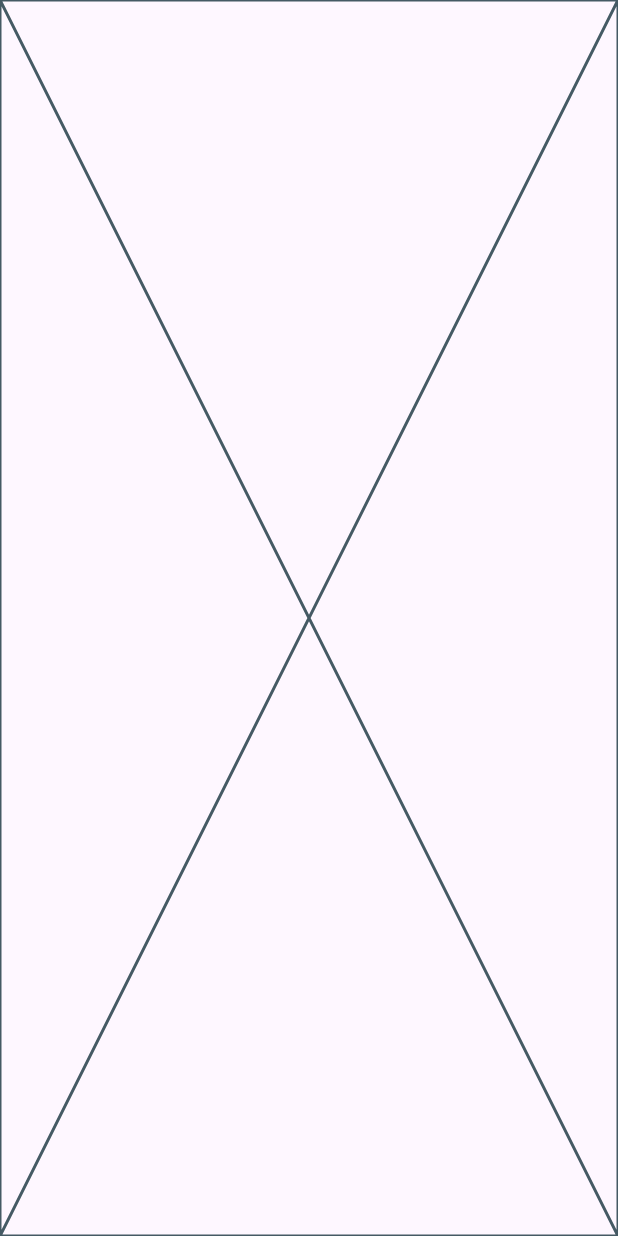
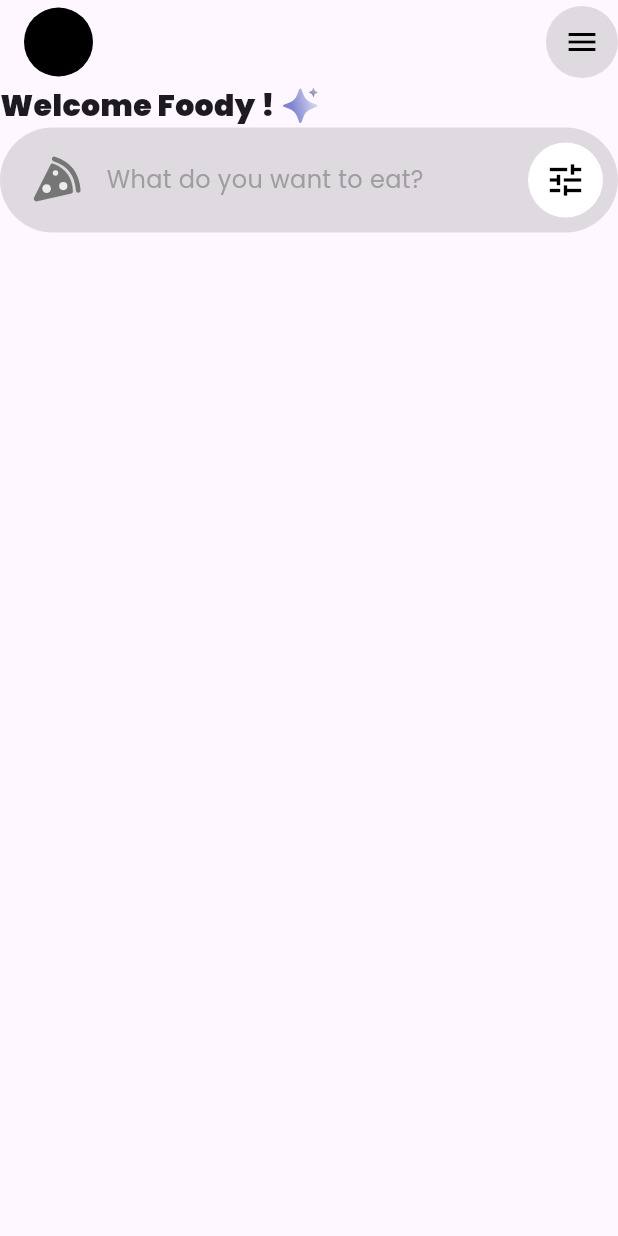
Before and after one commit to Nishan123/Yumm-AI, a Flutter app: the screen it shows after launch, on a phone screen of 412 x 824 dp. Run offline on Flutter 3.47's test engine with Material 3 defaults, Android fonts, the phone set to English and light mode, and no system bars; our stand-ins replace flutter_svg.

Commit message:
Add SVG assets and implement HomeScreen layout with app bar and search functionality
- Added ai_star.svg and pizza_icon.svg assets for UI components.
- Created AppColors and AppTextStyles classes for centralized styling.
- Implemented HomeScreen with a custom AppBar and search bar.
- Developed HomeAppBar widget with a circular avatar and menu icon.
- Designed HomeSearchBar widget with a search prompt and settings icon.
- Added WelcomeText widget to greet users with a title and star icon.

```diff
--- /dev/null
+++ b/lib/core/styles/app_colors.dart
@@ -0,0 +1,6 @@
+import 'package:flutter/material.dart';
+
+class AppColors {
+  static Color blackColor = Colors.black;
+  static Color lightBlackColor = Colors.black12;
+}
--- /dev/null
+++ b/lib/core/styles/app_text_styles.dart
@@ -0,0 +1,8 @@
+import 'package:flutter/widgets.dart';
+
+class AppTextStyles {
+  static const TextStyle title = TextStyle(
+    fontSize: 20,
+    fontWeight: FontWeight.w900,
+  );
+}
--- a/lib/main.dart
+++ b/lib/main.dart
@@ -1,5 +1,5 @@
 import 'package:flutter/material.dart';
-import 'package:yumm_ai/screens/home_screen.dart';
+import 'package:yumm_ai/screens/home/home_screen.dart';
 
 void main() {
   runApp(const MyApp());
@@ -11,6 +11,8 @@ class MyApp extends StatelessWidget {
   @override
   Widget build(BuildContext context) {
     return MaterialApp(
+      theme: ThemeData(fontFamily: "Poppins"),
+      debugShowCheckedModeBanner: false,
       home: HomeScreen(),
     );
   }
--- /dev/null
+++ b/lib/screens/home/home_screen.dart
@@ -0,0 +1,21 @@
+import 'package:flutter/material.dart';
+import 'package:yumm_ai/screens/home/widgets/home_app_bar.dart';
+import 'package:yumm_ai/screens/home/widgets/home_search_bar.dart';
+import 'package:yumm_ai/screens/home/widgets/welcome_text.dart';
+
+class HomeScreen extends StatelessWidget{
+  const HomeScreen({super.key});
+
+  @override
+  Widget build(BuildContext context) {
+    return Scaffold(
+      appBar:HomeAppBar(),
+      body: SafeArea(child: Column(
+        children: [
+          WelcomeText(),
+          HomeSearchBar()
+        ],
+      )),
+    );
+  }
+}
--- /dev/null
+++ b/lib/screens/home/widgets/home_app_bar.dart
@@ -0,0 +1,25 @@
+import 'package:flutter/material.dart';
+import 'package:yumm_ai/core/styles/app_colors.dart';
+
+class HomeAppBar extends StatelessWidget implements PreferredSizeWidget {
+  const HomeAppBar({super.key});
+
+  @override
+  Widget build(BuildContext context) {
+    return AppBar(
+      title: CircleAvatar(
+        radius: 23,
+        backgroundColor: AppColors.blackColor,
+      ),
+      actions: [
+        Container(
+          decoration: BoxDecoration(shape: BoxShape.circle,color: AppColors.lightBlackColor),
+          child: IconButton(onPressed: (){},icon: Icon(Icons.menu,color: AppColors.blackColor,),),
+        )
+      ],
+    );
+  }
+
+  @override
+  Size get preferredSize => const Size.fromHeight(kToolbarHeight);
+}
--- /dev/null
+++ b/lib/screens/home/widgets/home_search_bar.dart
@@ -0,0 +1,53 @@
+import 'package:flutter/material.dart';
+import 'package:flutter_svg/svg.dart';
+import 'package:yumm_ai/core/styles/app_colors.dart';
+
+class HomeSearchBar extends StatelessWidget {
+  const HomeSearchBar({super.key});
+  @override
+  Widget build(BuildContext context) {
+    return Container(
+      height: 70,
+      decoration: BoxDecoration(
+        color: AppColors.lightBlackColor,
+        borderRadius: BorderRadius.circular(35),
+      ),
+      child: Row(
+        children: [
+          Padding(
+            padding: const EdgeInsets.only(left: 20, right: 15),
+            child: SizedBox(
+              height: 36,
+              width: 36,
+              child: SvgPicture.asset("assets/images/pizza_icon.svg")),
+          ),
+
+          // Search Text
+          Expanded(
+            child: Text(
+              'What do you want to eat?',
+              style: TextStyle(
+                fontSize: 16,
+                color: Colors.grey[500],
+              ),
+            ),
+          ),
+
+          // Settings Icon
+          Padding(
+            padding: const EdgeInsets.only(right: 10),
+            child: Container(
+              width: 50,
+              height: 50,
+              decoration: BoxDecoration(
+                color: Colors.white,
+                shape: BoxShape.circle,
+              ),
+              child: Icon(Icons.tune, color: AppColors.blackColor, size: 28),
+            ),
+          ),
+        ],
+      ),
+    );
+  }
+}
--- /dev/null
+++ b/lib/screens/home/widgets/welcome_text.dart
@@ -0,0 +1,18 @@
+import 'package:flutter/material.dart';
+import 'package:flutter_svg/flutter_svg.dart';
+import 'package:yumm_ai/core/styles/app_text_styles.dart';
+
+class WelcomeText extends StatelessWidget {
+  const WelcomeText({super.key});
+
+  @override
+  Widget build(BuildContext context) {
+    return Row(
+      spacing: 4,
+      children: [
+        Text("Welcome Foody !",style: AppTextStyles.title,),
+        SvgPicture.asset("assets/images/ai_star.svg",height: 26,width: 26,),
+      ],
+    );
+  }
+}
--- a/lib/screens/home_screen.dart
+++ /dev/null
@@ -1,12 +0,0 @@
-import 'package:flutter/material.dart';
-
-class HomeScreen extends StatelessWidget {
-  const HomeScreen({super.key});
-
-  @override
-  Widget build(BuildContext context) {
-    return Scaffold(
-      body: SafeArea(child: Placeholder()),
-    );
-  }
-}
```
Also changed, not shown: pubspec.yaml (+19 -13 lines), assets/fonts/poppins/bold.ttf (added), assets/fonts/poppins/extra_bold.ttf (added), assets/fonts/poppins/light.ttf (added), assets/fonts/poppins/medium.ttf (added), assets/fonts/poppins/regular.ttf (added), assets/fonts/poppins/semi_bold.ttf (added), assets/images/ai_star.svg (added), assets/images/pizza_icon.svg (added), pubspec.lock.
